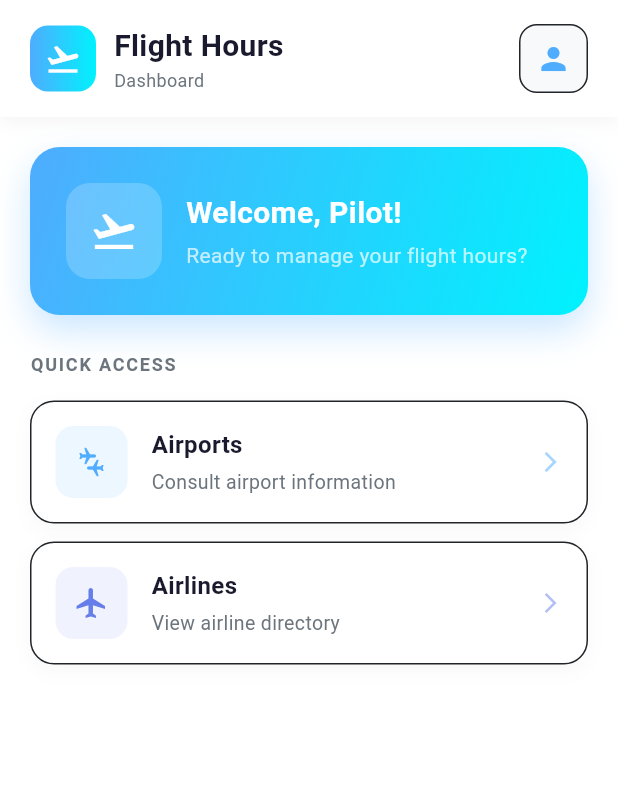
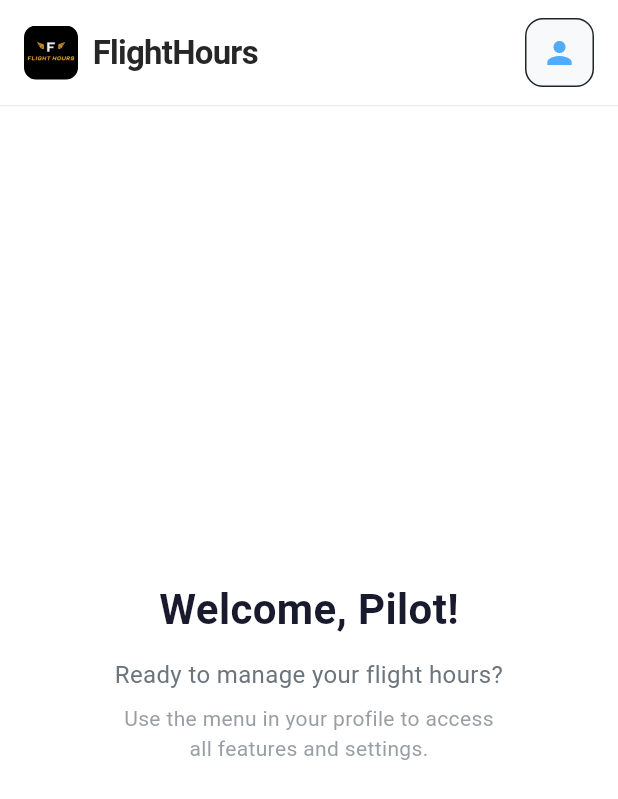
Before and after one commit to champion19/Flighthours_frontend, a Flutter app: the HelloEmployee screen opened by its route, on a phone screen of 412 x 824 dp. Shown: the top 799 px of the screen. Run offline on Flutter 3.47's test engine with Material 3 defaults, Android fonts, the phone set to English and light mode, and no system bars; our stand-ins replace bloc, equatable, flutter_bloc, flutter_secure_storage, kiwi; accounts and stored records are empty.

Commit message:
feat:login and employee pages improved,added new logo for the project

```diff
--- a/lib/features/login/presentation/pages/hello_employee_loginpage.dart
+++ b/lib/features/login/presentation/pages/hello_employee_loginpage.dart
@@ -18,59 +18,41 @@ class HelloEmployee extends StatelessWidget {
           children: [
             _buildSimpleHeader(context),
             Expanded(
+              child: Center(
                 child: SingleChildScrollView(
                   padding: const EdgeInsets.all(20),
                   child: Column(
-                  crossAxisAlignment: CrossAxisAlignment.start,
+                    mainAxisAlignment: MainAxisAlignment.center,
                     children: [
-                    // Welcome Card
-                    _buildWelcomeCardLight(),
-                    const SizedBox(height: 24),
-                    // Section Title
-                    _buildSectionTitleLight('QUICK ACCESS'),
-                    const SizedBox(height: 16),
-                    // Menu Cards
-                    _buildMenuCardLight(
-                      context,
-                      icon: Icons.connecting_airports,
-                      title: 'Airports',
-                      subtitle: 'Consult airport information',
-                      iconColor: const Color(0xFF4facfe),
-                      onTap: () {
-                        Navigator.push(
-                          context,
-                          MaterialPageRoute(
-                            builder:
-                                (context) => BlocProvider(
-                                  create: (context) => AirportBloc(),
-                                  child: const AirportSelectionPage(),
+                      // Mensaje de bienvenida
+                      const Text(
+                        'Welcome, Pilot!',
+                        style: TextStyle(
+                          color: Color(0xFF1a1a2e),
+                          fontSize: 28,
+                          fontWeight: FontWeight.bold,
                         ),
                       ),
-                        );
-                      },
+                      const SizedBox(height: 12),
+                      Text(
+                        'Ready to manage your flight hours?',
+                        style: TextStyle(
+                          color: const Color(0xFF6c757d),
+                          fontSize: 16,
                         ),
-                    const SizedBox(height: 12),
-                    // Airlines Card
-                    _buildMenuCardLight(
-                      context,
-                      icon: Icons.flight,
-                      title: 'Airlines',
-                      subtitle: 'View airline directory',
-                      iconColor: const Color(0xFF667eea),
-                      onTap: () {
-                        Navigator.push(
-                          context,
-                          MaterialPageRoute(
-                            builder:
-                                (context) => BlocProvider(
-                                  create: (context) => AirlineBloc(),
-                                  child: const AirlineSelectionPage(),
+                        textAlign: TextAlign.center,
                       ),
+                      const SizedBox(height: 8),
+                      Text(
+                        'Use the menu in your profile to access\nall features and settings.',
+                        style: TextStyle(
+                          color: const Color(0xFF6c757d).withValues(alpha: 0.7),
+                          fontSize: 14,
                         ),
-                        );
-                      },
+                        textAlign: TextAlign.center,
                       ),
                     ],
+                  ),
                 ),
               ),
             ),
@@ -226,56 +208,39 @@ class HelloEmployee extends StatelessWidget {
     );
   }
 
-  // Header simplificado con fondo claro
+  // Header estilo moderno (tipo Instagram)
   Widget _buildSimpleHeader(BuildContext context) {
     return Container(
-      padding: const EdgeInsets.symmetric(horizontal: 20, vertical: 16),
-      decoration: BoxDecoration(
+      padding: const EdgeInsets.symmetric(horizontal: 16, vertical: 12),
+      decoration: const BoxDecoration(
         color: Colors.white,
-        boxShadow: [
-          BoxShadow(
-            color: Colors.black.withValues(alpha: 0.05),
-            blurRadius: 10,
-            offset: const Offset(0, 2),
-          ),
-        ],
+        border: Border(bottom: BorderSide(color: Color(0xFFEEEEEE), width: 1)),
       ),
       child: Row(
         children: [
-          Container(
-            padding: const EdgeInsets.all(10),
-            decoration: BoxDecoration(
-              gradient: const LinearGradient(
-                colors: [Color(0xFF4facfe), Color(0xFF00f2fe)],
-              ),
-              borderRadius: BorderRadius.circular(12),
-            ),
-            child: const Icon(
-              Icons.flight_takeoff,
-              color: Colors.white,
-              size: 24,
+          // Logo sin contenedor
+          ClipRRect(
+            borderRadius: BorderRadius.circular(8),
+            child: Image.asset(
+              'assets/images/flight_hours_logo.png',
+              width: 36,
+              height: 36,
+              fit: BoxFit.cover,
             ),
           ),
-          const SizedBox(width: 12),
-          const Expanded(
-            child: Column(
-              crossAxisAlignment: CrossAxisAlignment.start,
-              children: [
-                Text(
-                  'Flight Hours',
+          const SizedBox(width: 10),
+          // Título estilo Instagram
+          const Text(
+            'FlightHours',
             style: TextStyle(
-                    color: Color(0xFF1a1a2e),
-                    fontSize: 20,
-                    fontWeight: FontWeight.bold,
+              color: Color(0xFF262626),
+              fontSize: 22,
+              fontWeight: FontWeight.w700,
+              letterSpacing: -0.5,
             ),
           ),
-                Text(
-                  'Dashboard',
-                  style: TextStyle(color: Color(0xFF6c757d), fontSize: 12),
-                ),
-              ],
-            ),
-          ),
+          const Spacer(),
+          // Icono de menú hamburgesa (estilo Instagram)
           _buildProfileMenuLight(context),
         ],
       ),
--- a/pubspec.yaml
+++ b/pubspec.yaml
@@ -68,9 +68,8 @@ flutter:
   uses-material-design: true
 
   # To add assets to your application, add an assets section, like this:
-  # assets:
-  #   - images/a_dot_burr.jpeg
-  #   - images/a_dot_ham.jpeg
+  assets:
+    - assets/images/
 
   # An image asset can refer to one or more resolution-specific "variants", see
   # https://flutter.dev/to/resolution-aware-images
```
Also changed, not shown: lib/features/login/presentation/pages/login_page.dart (+25 -23 lines), assets/images/flight_hours_logo.png (added). Lines whose indentation alone changed are shown as unchanged.
